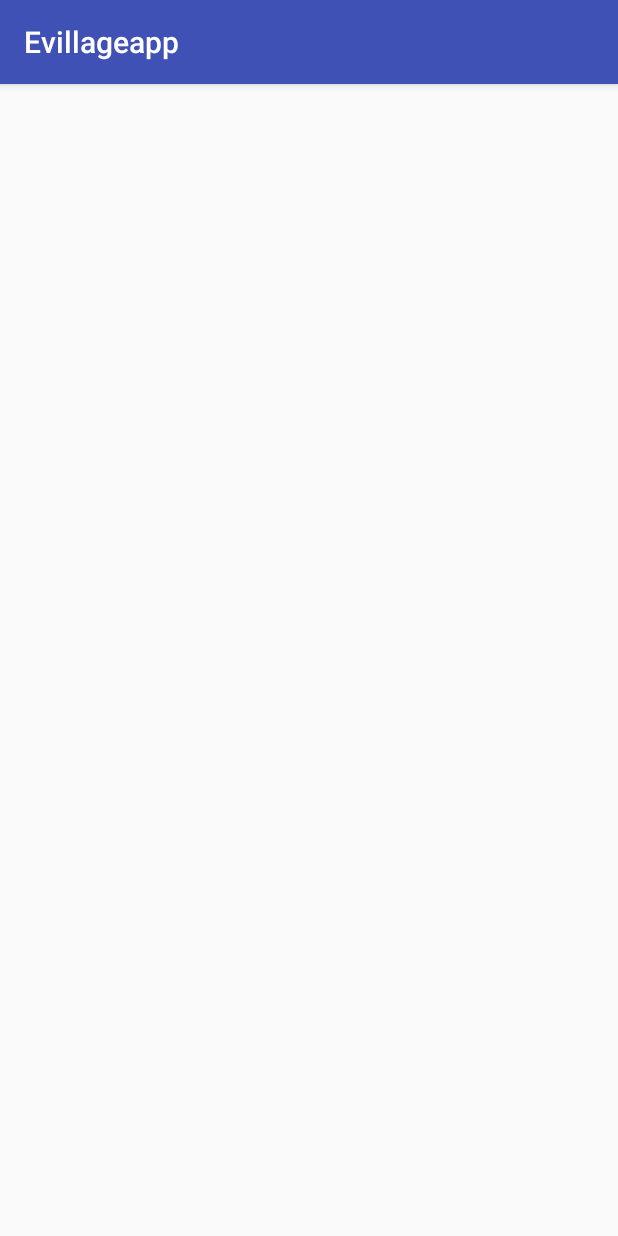
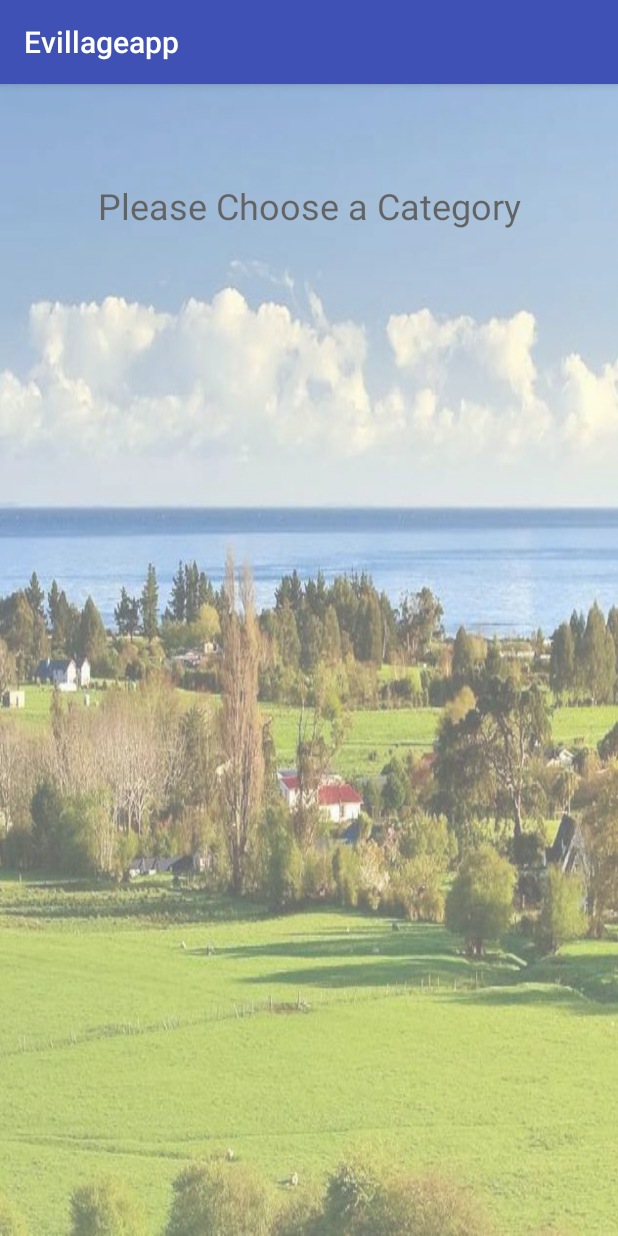
Before and after one commit to akshay-98/Evillage, an Android app: the screen it shows after launch (MainActivity), on a phone screen of 412 x 824 dp. Run offline under Robolectric (Android 15) with nearby library versions, the phone set to English and light mode, and no system bars.

Commit message:
app loaded

```diff
--- a/app/build.gradle
+++ b/app/build.gradle
@@ -22,6 +22,7 @@ dependencies {
     implementation fileTree(dir: 'libs', include: ['*.jar'])
     implementation 'com.android.support:appcompat-v7:28.0.0-alpha1'
     implementation 'com.android.support.constraint:constraint-layout:1.1.2'
+    implementation 'com.android.support:design:28.0.0-beta01'
     testImplementation 'junit:junit:4.12'
     androidTestImplementation 'com.android.support.test:runner:1.0.2'
     androidTestImplementation 'com.android.support.test.espresso:espresso-core:3.0.2'
--- a/app/src/main/AndroidManifest.xml
+++ b/app/src/main/AndroidManifest.xml
@@ -1,6 +1,7 @@
 <?xml version="1.0" encoding="utf-8"?>
 <manifest xmlns:android="http://schemas.android.com/apk/res/android"
     package="com.example.evillageapp">
+
 
     <application
         android:allowBackup="true"
--- a/app/src/main/res/layout/activity_main.xml
+++ b/app/src/main/res/layout/activity_main.xml
@@ -4,6 +4,22 @@
     xmlns:tools="http://schemas.android.com/tools"
     android:layout_width="match_parent"
     android:layout_height="match_parent"
+    android:alpha="0.6"
+    android:background="@drawable/vil"
     tools:context=".MainActivity">
 
+    <TextView
+        android:id="@+id/textView"
+        android:layout_width="316dp"
+        android:layout_height="78dp"
+        android:layout_marginEnd="34dp"
+        android:layout_marginStart="34dp"
+        android:layout_marginTop="42dp"
+        android:gravity="center"
+        android:text="Please Choose a Category"
+        android:textColor="@android:color/black"
+        android:textSize="24sp"
+        app:layout_constraintEnd_toEndOf="parent"
+        app:layout_constraintStart_toStartOf="parent"
+        app:layout_constraintTop_toTopOf="parent" />
 </android.support.constraint.ConstraintLayout>
--- /dev/null
+++ b/app/src/main/res/values/dimens.xml
@@ -0,0 +1,3 @@
+<resources>
+    <!-- Default screen margins, per the Android Design guidelines. -->
+</resources>
--- a/app/src/main/res/values/strings.xml
+++ b/app/src/main/res/values/strings.xml
@@ -1,3 +1,5 @@
 <resources>
     <string name="app_name">Evillageapp</string>
+
+
 </resources>
```
Also changed, not shown: app/src/main/res/drawable/vil.jpg (added).
